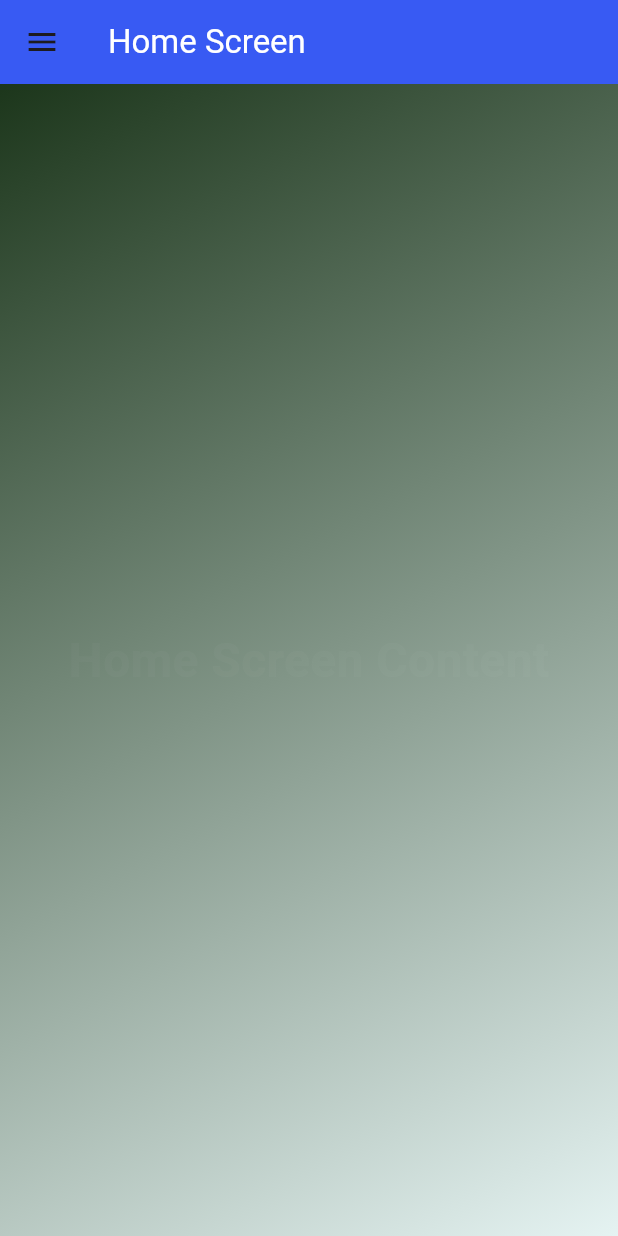
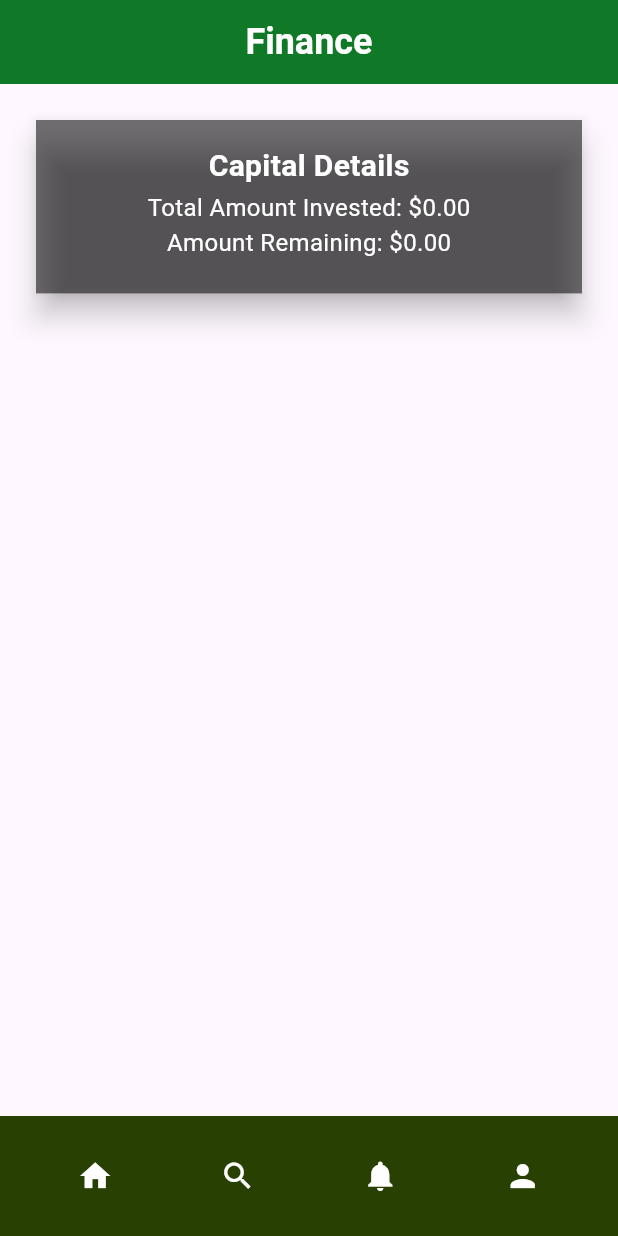
Before and after one commit to sasiksk/svfinance, a Flutter app: the screen it shows after launch, on a phone screen of 412 x 824 dp. Run offline on Flutter 3.47's test engine with Material 3 defaults, Android fonts, the phone set to English and light mode, and no system bars; our stand-ins replace flutter_riverpod, sqflite; accounts and stored records are empty.

Commit message:
updated on 23

```diff
--- a/lib/Screens/DatabaseHelper.dart
+++ b/lib/Screens/DatabaseHelper.dart
@@ -52,7 +52,7 @@ class DatabaseHelper {
           CREATE TABLE InvestmentTotal (
             InvtotalID TEXT PRIMARY KEY,
             Line_id TEXT,
-            Inv_Total REAL DEFAULT 0,
+            Inv_TLotal REAL DEFAULT 0,
             Inv_Remaing REAL,
             Lentamt REAL,
             profit REAL,
--- /dev/null
+++ b/lib/Screens/NewHomeScreen.dart
@@ -0,0 +1,135 @@
+import 'package:flutter/material.dart';
+import 'package:svfinance/Screens/Homescreeen.dart';
+
+import 'package:svfinance/operations/CaptialOperations.dart';
+
+class Newhomescreen extends StatelessWidget {
+  @override
+  Widget build(BuildContext context) {
+    double screenHeight = MediaQuery.of(context).size.height;
+    double screenWidth = MediaQuery.of(context).size.width;
+
+    return Scaffold(
+      appBar: AppBar(
+        title: Text(
+          'Finance',
+          style: TextStyle(
+            fontWeight: FontWeight.bold,
+            fontSize: 24,
+            color: Colors.white,
+          ),
+        ),
+        backgroundColor: Color.fromARGB(255, 2, 128, 18),
+        elevation: 20.0,
+        centerTitle: true,
+      ),
+      body: Align(
+        alignment: Alignment.topCenter,
+        child: Container(
+          margin: EdgeInsets.only(top: 20.0),
+          height: screenHeight * 0.15, // 15% of screen height
+          width: screenWidth - 40, // Full width minus padding (20 on each side)
+          child: Card(
+            color: Colors.black54, // Light black background color
+            elevation: 8.0,
+            shape: RoundedRectangleBorder(
+              borderRadius: BorderRadius.circular(0), // Rectangular box
+            ),
+            child: Padding(
+              padding: const EdgeInsets.all(16.0),
+              child: Column(
+                mainAxisSize: MainAxisSize.min,
+                children: <Widget>[
+                  Text(
+                    'Capital Details',
+                    style: TextStyle(
+                      fontSize: 20,
+                      fontWeight: FontWeight.bold,
+                      color: Colors.white, // White text color
+                    ),
+                  ),
+                  SizedBox(height: 02),
+                  FutureBuilder<Map<String, dynamic>>(
+                    future: CapitalOperations.getCapitalTotals(),
+                    builder: (context, snapshot) {
+                      if (snapshot.connectionState == ConnectionState.waiting) {
+                        return CircularProgressIndicator();
+                      } else if (snapshot.hasError) {
+                        return Text(
+                          'Error: ${snapshot.error}',
+                          style: TextStyle(color: Colors.white),
+                        );
+                      } else if (snapshot.hasData) {
+                        final data = snapshot.data!;
+                        final totalAmtInvested = data['cTotal_Amt_Inv'];
+                        final amtRemaining = data['cTotal_Amt_Rem'];
+                        return Column(
+                          children: [
+                            Text(
+                              'Total Amount Invested: \$${totalAmtInvested.toStringAsFixed(2)}',
+                              style: TextStyle(
+                                  fontSize: 16,
+                                  color: Colors.white), // White text color
+                            ),
+                            Text(
+                              'Amount Remaining: \$${amtRemaining.toStringAsFixed(2)}',
+                              style: TextStyle(
+                                  fontSize: 16,
+                                  color: Colors.white), // White text color
+                            ),
+                          ],
+                        );
+                      } else {
+                        return Text(
+                          'No data available',
+                          style: TextStyle(color: Colors.white),
+                        );
+                      }
+                    },
+                  ),
+                ],
+              ),
+            ),
+          ),
+        ),
+      ),
+      bottomNavigationBar: BottomAppBar(
+        color: Color.fromARGB(255, 40, 65, 2),
+        shape: CircularNotchedRectangle(),
+        notchMargin: 6.0,
+        child: Row(
+          mainAxisAlignment: MainAxisAlignment.spaceAround,
+          children: <Widget>[
+            IconButton(
+              icon: Icon(Icons.home, color: Colors.white),
+              onPressed: () {
+                // Handle home button press
+              },
+            ),
+            IconButton(
+              icon: Icon(Icons.search, color: Colors.white),
+              onPressed: () {
+                // Handle search button press
+              },
+            ),
+            IconButton(
+              icon: Icon(Icons.notifications, color: Colors.white),
+              onPressed: () {
+                // Handle notifications button press
+              },
+            ),
+            IconButton(
+              icon: Icon(Icons.person, color: Colors.white),
+              onPressed: () {
+                Navigator.push(
+                  context,
+                  MaterialPageRoute(builder: (context) => Homescreen()),
+                );
+              },
+            ),
+          ],
+        ),
+      ),
+    );
+  }
+}
--- a/lib/main.dart
+++ b/lib/main.dart
@@ -1,6 +1,6 @@
 import 'package:flutter/material.dart';
-import 'package:svfinance/Screens/Homescreeen.dart';
-import 'package:svfinance/Screens/DatabaseHelper.dart'; // Import your DatabaseHelper class
+
+import 'package:svfinance/Screens/NewHomeScreen.dart'; // Import your DatabaseHelper class
 
 void main() async {
   WidgetsFlutterBinding
@@ -8,6 +8,6 @@ void main() async {
 
   //await DatabaseHelper.dropDatabase('finace.db'); // Uncomment if you need to drop the database
   runApp(MaterialApp(
-    home: Homescreen(),
+    home: Newhomescreen(),
   ));
 }
--- a/lib/operations/CaptialOperations.dart
+++ b/lib/operations/CaptialOperations.dart
@@ -113,6 +113,14 @@ class CapitalOperations {
     }
   }
 
-  // Update an existing record in the Capital table
-  // Update an existing record in the Capital table
+  static Future<Map<String, dynamic>> getCapitalTotals() async {
+    final db = await DatabaseHelper.getDatabase();
+    final List<Map<String, dynamic>> result = await db.query('Capital_Total');
+
+    if (result.isNotEmpty) {
+      return result.first;
+    } else {
+      return {'cTotal_Amt_Inv': 0.0, 'cTotal_Amt_Rem': 0.0};
+    }
+  }
 }
```
